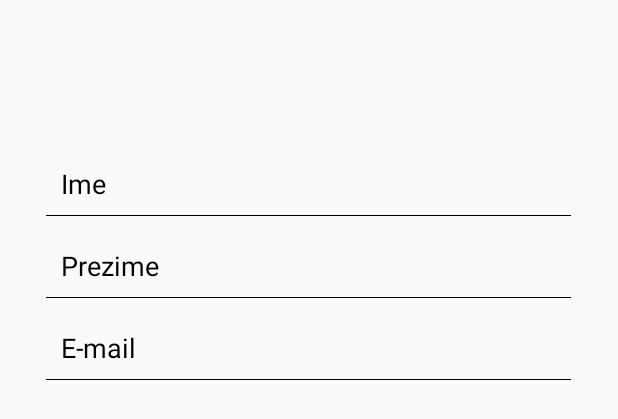
After one commit to AIR-FOI-HR/AIR1920, an Android app: the layout dialog_update_user_data.xml on its own in the app's theme, with its tools: preview values and no code run, on a phone screen of 412 x 824 dp. The commit adds this screen. Shown: the top 419 px of the screen. Run offline under Robolectric (Android 15) with nearby library versions, the phone set to English and light mode, and no system bars.

Commit message:
Kreiran dialogBox UpdateDataDialog za ažuriranje podataka korisnika
- kreiran pripadajući layout dialog_update_user_data za UpdateDataDialog
- kreirana klasa UpdateDataDialog
- proslijeđeni podaci ulogiranog korisnika za prikaz u UpdateDataDialog-u

```diff
--- a/app/src/main/java/com/example/culturearound/Firebase/UserHelper.java
+++ b/app/src/main/java/com/example/culturearound/Firebase/UserHelper.java
@@ -43,7 +43,7 @@ public class UserHelper extends FirebaseHelper {
         if(provjeriDostupnostMreze()) {
             mQuery = mDatabase.child("Korisnik").child(userId);
 
-            mQuery.addListenerForSingleValueEvent(new ValueEventListener() {
+            mQuery.addValueEventListener(new ValueEventListener() {
                 @Override
                 public void onDataChange(DataSnapshot dataSnapshot) {
 
--- /dev/null
+++ b/app/src/main/res/drawable/input_line_black.xml
@@ -0,0 +1,15 @@
+<?xml version="1.0" encoding="utf-8"?>
+<layer-list xmlns:android="http://schemas.android.com/apk/res/android" >
+
+    <item android:bottom="1dp"
+        android:left="-2dp"
+        android:right="-2dp"
+        android:top="-2dp">
+        <shape android:shape="rectangle" >
+            <stroke
+                android:width="0.5dp"
+                android:color="@android:color/black" />
+        </shape>
+    </item>
+
+</layer-list>
--- /dev/null
+++ b/app/src/main/res/layout/dialog_update_user_data.xml
@@ -0,0 +1,40 @@
+<?xml version="1.0" encoding="utf-8"?>
+<RelativeLayout xmlns:android="http://schemas.android.com/apk/res/android"
+    android:layout_width="match_parent"
+    android:layout_height="match_parent">
+
+    <LinearLayout
+        android:layout_width="match_parent"
+        android:layout_height="wrap_content"
+        android:layout_marginTop="100dp"
+        android:gravity="center"
+        android:orientation="vertical">
+
+        <EditText
+            android:id="@+id/update_ime"
+            android:hint="@string/re_input_name"
+            android:inputType="text"
+            android:background="@drawable/input_line_black"
+            android:drawablePadding="10dp"
+            style="@style/inputBlack"
+            />
+
+        <EditText
+            android:id="@+id/update_prezime"
+            android:hint="@string/re_input_prezime"
+            android:inputType="text"
+            android:background="@drawable/input_line_black"
+            android:drawablePadding="10dp"
+            style="@style/inputBlack" />
+
+
+        <EditText
+            android:id="@+id/update_email"
+            android:hint="@string/re_input_email"
+            android:inputType="text"
+            android:background="@drawable/input_line_black"
+            android:drawablePadding="10dp"
+            style="@style/inputBlack"/>
+
+    </LinearLayout>
+</RelativeLayout>
--- a/app/src/main/res/values/strings.xml
+++ b/app/src/main/res/values/strings.xml
@@ -35,5 +35,6 @@
     <string name="profileUsername">Korisničko ime</string>
     <string name="profileEmail">Email korisnika</string>
     <string name="profileButtonChangeData">Promijeni podatke</string>
+    <string name="save_changes">Spremi promjene</string>
 
 </resources>
--- a/app/src/main/res/values/styles.xml
+++ b/app/src/main/res/values/styles.xml
@@ -39,6 +39,15 @@
         <item name="android:textColorHint">#D3FFFFFF</item>
         </style>
 
+    <style name="inputBlack">
+        <item name="android:layout_width">350dp</item>
+        <item name="android:padding">10dp</item>
+        <item name="android:layout_height">wrap_content</item>
+        <item name="android:layout_marginBottom">10dp</item>
+        <item name="android:textColor">@android:color/black</item>
+        <item name="android:textColorHint">@android:color/black</item>
+    </style>
+
     <style name="profileUserDetails">
         <item name="android:layout_width">200dp</item>
         <item name="android:textColor">#404040</item>
```
Also changed, not shown: app/src/main/java/com/example/culturearound/ProfilKorisnika/UpdateDataDialog.java (added, +71 -0 lines), app/src/main/java/com/example/culturearound/ProfileFragment.java (+41 -4 lines).
